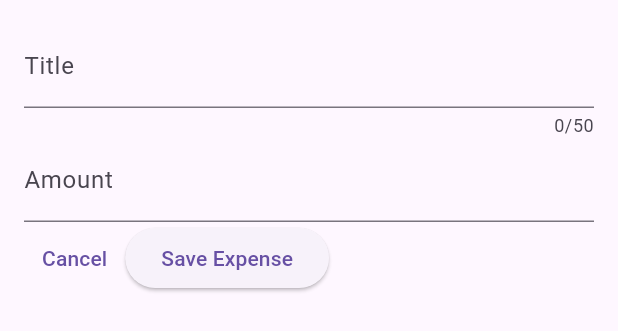
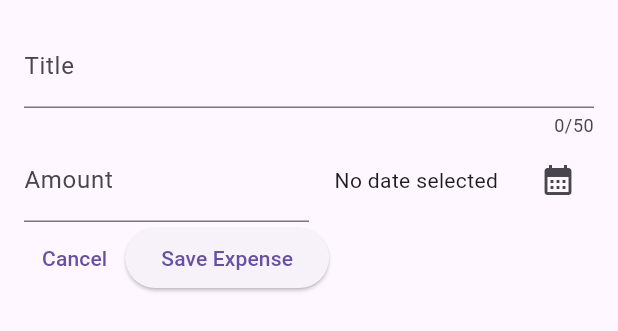
Before and after one commit to aabastos/courses, a Flutter app: the NewExpenseDialog widget shown alone on an empty page, opened directly, on a phone screen of 412 x 824 dp. Shown: the top 331 px of the screen. Run offline on Flutter 3.47's test engine with Material 2 defaults, Android fonts, the phone set to English and light mode, and no system bars; our stand-ins replace animated_text_kit, cloud_firestore, firebase_auth, firebase_core, google_fonts, modal_progress_hud; accounts and stored records are empty; statements that could not run were skipped.

Commit message:
[expense-tracker] feat: introducing date formatter util + showing date picker

```diff
--- a/Flutter/expense-tracker/lib/domain/expenses/models/expense.model.dart
+++ b/Flutter/expense-tracker/lib/domain/expenses/models/expense.model.dart
@@ -1,11 +1,10 @@
+import 'package:expense_tracker/utils/index.dart';
 import 'package:flutter/material.dart';
-import 'package:intl/intl.dart';
 import 'package:uuid/uuid.dart';
 
 import 'package:expense_tracker/domain/expenses/enums/index.dart';
 
 const uuid = Uuid();
-final formatter = DateFormat.yMd();
 
 const Map<Category, IconData> categoryIcons = {
   Category.food: Icons.lunch_dining,
@@ -29,7 +28,7 @@ class Expense {
   final Category category;
 
   String get formattedDate {
-    return formatter.format(date);
+    return DateFormatter.formatDate(date);
   }
 
   IconData get categoryIcon {
--- /dev/null
+++ b/Flutter/expense-tracker/lib/utils/formatting/date-formatter.dart
@@ -0,0 +1,9 @@
+import 'package:intl/intl.dart';
+
+final formatter = DateFormat.yMd();
+
+class DateFormatter {
+  static String formatDate(DateTime date) {
+    return formatter.format(date);
+  }
+}
--- /dev/null
+++ b/Flutter/expense-tracker/lib/utils/formatting/index.dart
@@ -0,0 +1 @@
+export './date-formatter.dart';
--- /dev/null
+++ b/Flutter/expense-tracker/lib/utils/index.dart
@@ -0,0 +1 @@
+export './formatting/index.dart';
--- a/Flutter/expense-tracker/lib/widgets/organisms/new_expense_dialog.dart
+++ b/Flutter/expense-tracker/lib/widgets/organisms/new_expense_dialog.dart
@@ -1,3 +1,4 @@
+import 'package:expense_tracker/utils/index.dart';
 import 'package:flutter/material.dart';
 
 class NewExpenseDialog extends StatefulWidget {
@@ -11,11 +12,28 @@ class _NewExpenseDialogState extends State<NewExpenseDialog> {
   TextEditingController titleTextFieldController = TextEditingController();
   TextEditingController amountTextFieldController = TextEditingController();
 
+  DateTime? selectedDate;
+
   @override
   void dispose() {
     titleTextFieldController.dispose();
     amountTextFieldController.dispose();
     super.dispose();
+  }
+
+  void handleOpenDatePicker() async {
+    final now = DateTime.now();
+    final firstDate = DateTime(now.year - 1, now.month, now.day);
+    final pickedDate = await showDatePicker(
+      context: context,
+      initialDate: now,
+      firstDate: firstDate,
+      lastDate: now,
+    );
+
+    setState(() {
+      selectedDate = pickedDate;
+    });
   }
 
   void handleSaveExpense() {
@@ -33,13 +51,37 @@ class _NewExpenseDialogState extends State<NewExpenseDialog> {
             maxLength: 50,
             decoration: const InputDecoration(label: Text('Title')),
           ),
-          TextField(
+          Row(
+            crossAxisAlignment: CrossAxisAlignment.center,
+            children: [
+              Expanded(
+                child: TextField(
                   controller: amountTextFieldController,
                   keyboardType: TextInputType.number,
                   decoration: const InputDecoration(
                     label: Text('Amount'),
                     prefixText: '\$',
                   ),
+                ),
+              ),
+              Expanded(
+                child: Row(
+                  mainAxisAlignment: MainAxisAlignment.end,
+                  children: [
+                    Text(
+                      selectedDate == null
+                          ? 'No date selected'
+                          : DateFormatter.formatDate(selectedDate!),
+                    ),
+                    const SizedBox(width: 16),
+                    IconButton(
+                      onPressed: handleOpenDatePicker,
+                      icon: const Icon(Icons.calendar_month),
+                    )
+                  ],
+                ),
+              ),
+            ],
           ),
           Row(
             children: [
```
Lines whose indentation alone changed are shown as unchanged.
